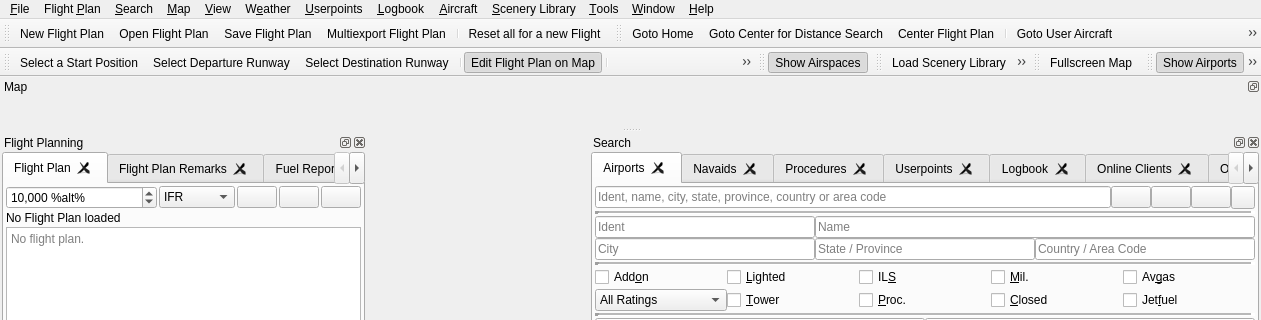
Old version of the form src/gui/mainwindow.ui in the repository albar965/littlenavmap; both pictures show x 0 to 1261 and y 0 to 320 of the 1261 by 882 pixel window.
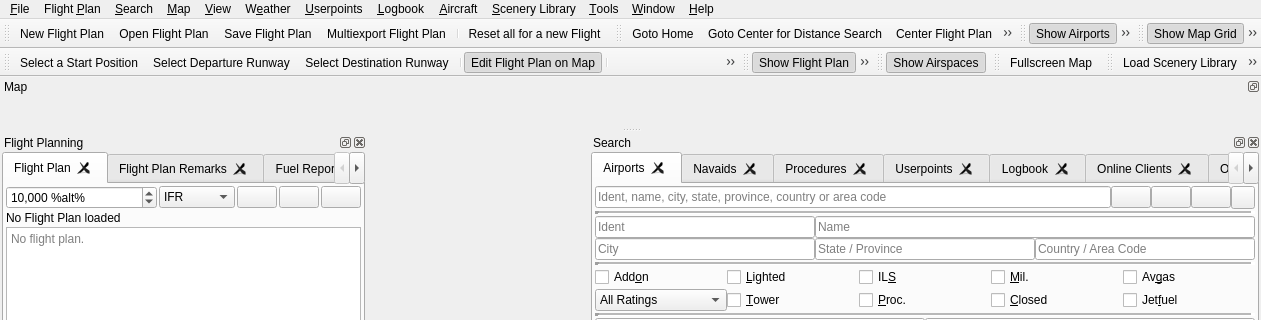
New version of the form. Icons and pictures are not drawn.

```diff
--- a/src/gui/mainwindow.ui
+++ b/src/gui/mainwindow.ui
@@ -169,6 +169,16 @@
      </property>
      <addaction name="actionWindowLayoutClearRecent"/>
     </widget>
+    <widget class="QMenu" name="menuWindowToolbars">
+     <property name="title">
+      <string>&amp;Toolbars</string>
+     </property>
+    </widget>
+    <widget class="QMenu" name="menuWindowDock">
+     <property name="title">
+      <string>&amp;Dock Windows</string>
+     </property>
+    </widget>
     <addaction name="menuShortcuts"/>
     <addaction name="separator"/>
     <addaction name="menuViewOverlays"/>
@@ -192,6 +202,8 @@
     <addaction name="separator"/>
     <addaction name="actionShowStatusbar"/>
     <addaction name="separator"/>
+    <addaction name="menuWindowToolbars"/>
+    <addaction name="menuWindowDock"/>
    </widget>
    <widget class="QMenu" name="menuHelp">
     <property name="title">
@@ -586,23 +598,6 @@
    <addaction name="menuView"/>
    <addaction name="menuHelp"/>
   </widget>
-  <widget class="QToolBar" name="toolBarMain">
-   <property name="windowTitle">
-    <string>File Toolbar</string>
-   </property>
-   <attribute name="toolBarArea">
-    <enum>TopToolBarArea</enum>
-   </attribute>
-   <attribute name="toolBarBreak">
-    <bool>false</bool>
-   </attribute>
-   <addaction name="actionRouteNew"/>
-   <addaction name="actionRouteOpen"/>
-   <addaction name="actionRouteSave"/>
-   <addaction name="actionRouteSaveAll"/>
-   <addaction name="separator"/>
-   <addaction name="actionRouteResetAll"/>
-  </widget>
   <widget class="QStatusBar" name="statusBar">
    <property name="sizeGripEnabled">
     <bool>false</bool>
@@ -5784,57 +5779,6 @@
     </layout>
    </widget>
   </widget>
-  <widget class="QToolBar" name="toolBarMap">
-   <property name="windowTitle">
-    <string>Map Toolbar</string>
-   </property>
-   <attribute name="toolBarArea">
-    <enum>TopToolBarArea</enum>
-   </attribute>
-   <attribute name="toolBarBreak">
-    <bool>false</bool>
-   </attribute>
-   <addaction name="actionMapShowHome"/>
-   <addaction name="actionMapShowMark"/>
-   <addaction name="actionRouteCenter"/>
-   <addaction name="separator"/>
-   <addaction name="actionMapAircraftCenterNow"/>
-   <addaction name="actionMapAircraftCenter"/>
-   <addaction name="separator"/>
-   <addaction name="actionMapDeleteAircraftTrack"/>
-   <addaction name="actionMapClearAllHighlights"/>
-   <addaction name="separator"/>
-   <addaction name="actionMapBack"/>
-   <addaction name="actionMapNext"/>
-   <addaction name="separator"/>
-   <addaction name="actionDetailHandlerDummy"/>
-   <addaction name="separator"/>
-   <addaction name="actionThemeHandlerDummy"/>
-  </widget>
-  <widget class="QToolBar" name="toolBarRoute">
-   <property name="windowTitle">
-    <string>Flight Plan Toolbar</string>
-   </property>
-   <attribute name="toolBarArea">
-    <enum>TopToolBarArea</enum>
-   </attribute>
-   <attribute name="toolBarBreak">
-    <bool>true</bool>
-   </attribute>
-   <addaction name="actionRouteSelectParking"/>
-   <addaction name="actionShowDepartureCustom"/>
-   <addaction name="actionShowApproachCustom"/>
-   <addaction name="separator"/>
-   <addaction name="actionRouteEditMode"/>
-   <addaction name="separator"/>
-   <addaction name="actionRouteNewFromString"/>
-   <addaction name="separator"/>
-   <addaction name="actionRouteCalcDirect"/>
-   <addaction name="actionRouteReverse"/>
-   <addaction name="actionRouteCalc"/>
-   <addaction name="separator"/>
-   <addaction name="actionRouteAdjustAltitude"/>
-  </widget>
   <widget class="QDockWidget" name="dockWidgetProfile">
    <property name="windowIcon">
     <iconset resource="../../littlenavmap.qrc">
@@ -6398,9 +6342,9 @@
     </layout>
    </widget>
   </widget>
-  <widget class="QToolBar" name="toolBarAirspaces">
+  <widget class="QToolBar" name="toolBarMain">
    <property name="windowTitle">
-    <string>Map Airspaces Toolbar</string>
+    <string>File</string>
    </property>
    <attribute name="toolBarArea">
     <enum>TopToolBarArea</enum>
@@ -6408,27 +6352,16 @@
    <attribute name="toolBarBreak">
     <bool>false</bool>
    </attribute>
-   <addaction name="actionShowAirspaces"/>
-  </widget>
-  <widget class="QToolBar" name="toolBarTools">
-   <property name="windowTitle">
-    <string>Tools Toolbar</string>
-   </property>
-   <attribute name="toolBarArea">
-    <enum>TopToolBarArea</enum>
-   </attribute>
-   <attribute name="toolBarBreak">
-    <bool>false</bool>
-   </attribute>
-   <addaction name="actionReloadScenery"/>
-   <addaction name="actionValidateSceneryLibrarySettings"/>
+   <addaction name="actionRouteNew"/>
+   <addaction name="actionRouteOpen"/>
+   <addaction name="actionRouteSave"/>
+   <addaction name="actionRouteSaveAll"/>
    <addaction name="separator"/>
-   <addaction name="actionConnectSimulator"/>
-   <addaction name="actionOptions"/>
+   <addaction name="actionRouteResetAll"/>
   </widget>
-  <widget class="QToolBar" name="toolBarView">
+  <widget class="QToolBar" name="toolBarMap">
    <property name="windowTitle">
-    <string>Dock Window Toolbar</string>
+    <string>Map</string>
    </property>
    <attribute name="toolBarArea">
     <enum>TopToolBarArea</enum>
@@ -6436,11 +6369,26 @@
    <attribute name="toolBarBreak">
     <bool>false</bool>
    </attribute>
-   <addaction name="actionShowFullscreenMap"/>
+   <addaction name="actionMapShowHome"/>
+   <addaction name="actionMapShowMark"/>
+   <addaction name="actionRouteCenter"/>
+   <addaction name="separator"/>
+   <addaction name="actionMapAircraftCenterNow"/>
+   <addaction name="actionMapAircraftCenter"/>
+   <addaction name="separator"/>
+   <addaction name="actionMapDeleteAircraftTrack"/>
+   <addaction name="actionMapClearAllHighlights"/>
+   <addaction name="separator"/>
+   <addaction name="actionMapBack"/>
+   <addaction name="actionMapNext"/>
+   <addaction name="separator"/>
+   <addaction name="actionDetailHandlerDummy"/>
+   <addaction name="separator"/>
+   <addaction name="actionThemeHandlerDummy"/>
   </widget>
   <widget class="QToolBar" name="toolBarMapOptions">
    <property name="windowTitle">
-    <string>Map Options Toolbar</string>
+    <string>Map Options</string>
    </property>
    <attribute name="toolBarArea">
     <enum>TopToolBarArea</enum>
@@ -6449,6 +6397,8 @@
     <bool>false</bool>
    </attribute>
    <addaction name="actionMapShowAirports"/>
+   <addaction name="actionMapShowAirportWeather"/>
+   <addaction name="separator"/>
    <addaction name="actionMapShowVor"/>
    <addaction name="actionMapShowNdb"/>
    <addaction name="actionMapShowWp"/>
@@ -6456,10 +6406,61 @@
    <addaction name="actionMapShowGls"/>
    <addaction name="actionMapShowHolding"/>
    <addaction name="actionMapShowAirportMsa"/>
+   <addaction name="actionMapShowMinimumAltitude"/>
+   <addaction name="separator"/>
    <addaction name="actionMapShowVictorAirways"/>
    <addaction name="actionMapShowJetAirways"/>
    <addaction name="actionMapShowTracks"/>
    <addaction name="separator"/>
+  </widget>
+  <widget class="QToolBar" name="toolBarMapOptionsOther">
+   <property name="windowTitle">
+    <string>Map Options Other</string>
+   </property>
+   <attribute name="toolBarArea">
+    <enum>TopToolBarArea</enum>
+   </attribute>
+   <attribute name="toolBarBreak">
+    <bool>false</bool>
+   </attribute>
+   <addaction name="actionMapShowGrid"/>
+   <addaction name="actionMapShowCities"/>
+   <addaction name="actionMapShowSunShading"/>
+  </widget>
+  <widget class="QToolBar" name="toolBarRoute">
+   <property name="windowTitle">
+    <string>Flight Plan</string>
+   </property>
+   <attribute name="toolBarArea">
+    <enum>TopToolBarArea</enum>
+   </attribute>
+   <attribute name="toolBarBreak">
+    <bool>true</bool>
+   </attribute>
+   <addaction name="actionRouteSelectParking"/>
+   <addaction name="actionShowDepartureCustom"/>
+   <addaction name="actionShowApproachCustom"/>
+   <addaction name="separator"/>
+   <addaction name="actionRouteEditMode"/>
+   <addaction name="separator"/>
+   <addaction name="actionRouteNewFromString"/>
+   <addaction name="separator"/>
+   <addaction name="actionRouteCalcDirect"/>
+   <addaction name="actionRouteReverse"/>
+   <addaction name="actionRouteCalc"/>
+   <addaction name="separator"/>
+   <addaction name="actionRouteAdjustAltitude"/>
+  </widget>
+  <widget class="QToolBar" name="toolBarMapOptionsRouteAircraft">
+   <property name="windowTitle">
+    <string>Map Options Flight Plan and Aircraft</string>
+   </property>
+   <attribute name="toolBarArea">
+    <enum>TopToolBarArea</enum>
+   </attribute>
+   <attribute name="toolBarBreak">
+    <bool>false</bool>
+   </attribute>
    <addaction name="actionMapShowRoute"/>
    <addaction name="actionInfoApproachShowMissedAppr"/>
    <addaction name="actionMapShowAlternate"/>
@@ -6471,12 +6472,46 @@
    <addaction name="actionMapShowAircraftAi"/>
    <addaction name="actionMapShowAircraftOnline"/>
    <addaction name="actionMapShowAircraftAiBoat"/>
+  </widget>
+  <widget class="QToolBar" name="toolBarAirspaces">
+   <property name="windowTitle">
+    <string>Map Airspaces</string>
+   </property>
+   <attribute name="toolBarArea">
+    <enum>TopToolBarArea</enum>
+   </attribute>
+   <attribute name="toolBarBreak">
+    <bool>false</bool>
+   </attribute>
+   <addaction name="actionShowAirspaces"/>
+  </widget>
+  <widget class="QToolBar" name="toolBarView">
+   <property name="windowTitle">
+    <string>Dock Windows</string>
+   </property>
+   <attribute name="toolBarArea">
+    <enum>TopToolBarArea</enum>
+   </attribute>
+   <attribute name="toolBarBreak">
+    <bool>false</bool>
+   </attribute>
+   <addaction name="actionShowFullscreenMap"/>
+  </widget>
+  <widget class="QToolBar" name="toolBarTools">
+   <property name="windowTitle">
+    <string>Tools and Options</string>
+   </property>
+   <attribute name="toolBarArea">
+    <enum>TopToolBarArea</enum>
+   </attribute>
+   <attribute name="toolBarBreak">
+    <bool>false</bool>
+   </attribute>
+   <addaction name="actionReloadScenery"/>
+   <addaction name="actionValidateSceneryLibrarySettings"/>
    <addaction name="separator"/>
-   <addaction name="actionMapShowGrid"/>
-   <addaction name="actionMapShowCities"/>
-   <addaction name="actionMapShowMinimumAltitude"/>
-   <addaction name="actionMapShowAirportWeather"/>
-   <addaction name="actionMapShowSunShading"/>
+   <addaction name="actionConnectSimulator"/>
+   <addaction name="actionOptions"/>
   </widget>
   <action name="actionSearchFilterIncluding">
    <property name="icon">
@@ -9229,7 +9264,7 @@
    </property>
    <property name="icon">
     <iconset resource="../../littlenavmap.qrc">
-     <normaloff>:/littlenavmap/resources/icons/weather.svg</normaloff>:/littlenavmap/resources/icons/weather.svg</iconset>
+     <normaloff>:/littlenavmap/resources/icons/airportweather.svg</normaloff>:/littlenavmap/resources/icons/airportweather.svg</iconset>
    </property>
    <property name="text">
     <string>Show Airport &amp;Weather</string>
```
